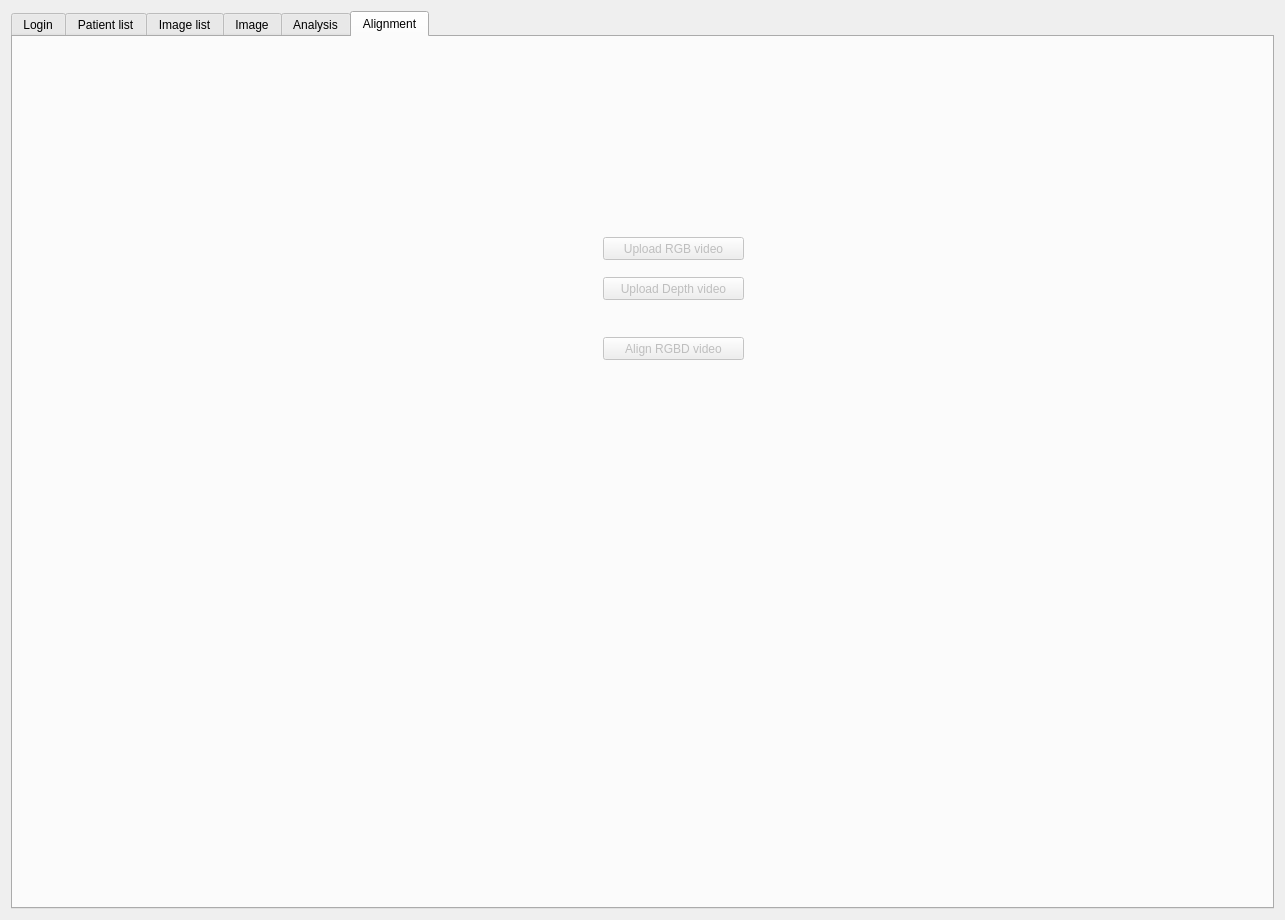
Qt form DesktopApp/desktopapp.ui (michaelfong2017/landmark-annotator-desktop) before a commit.
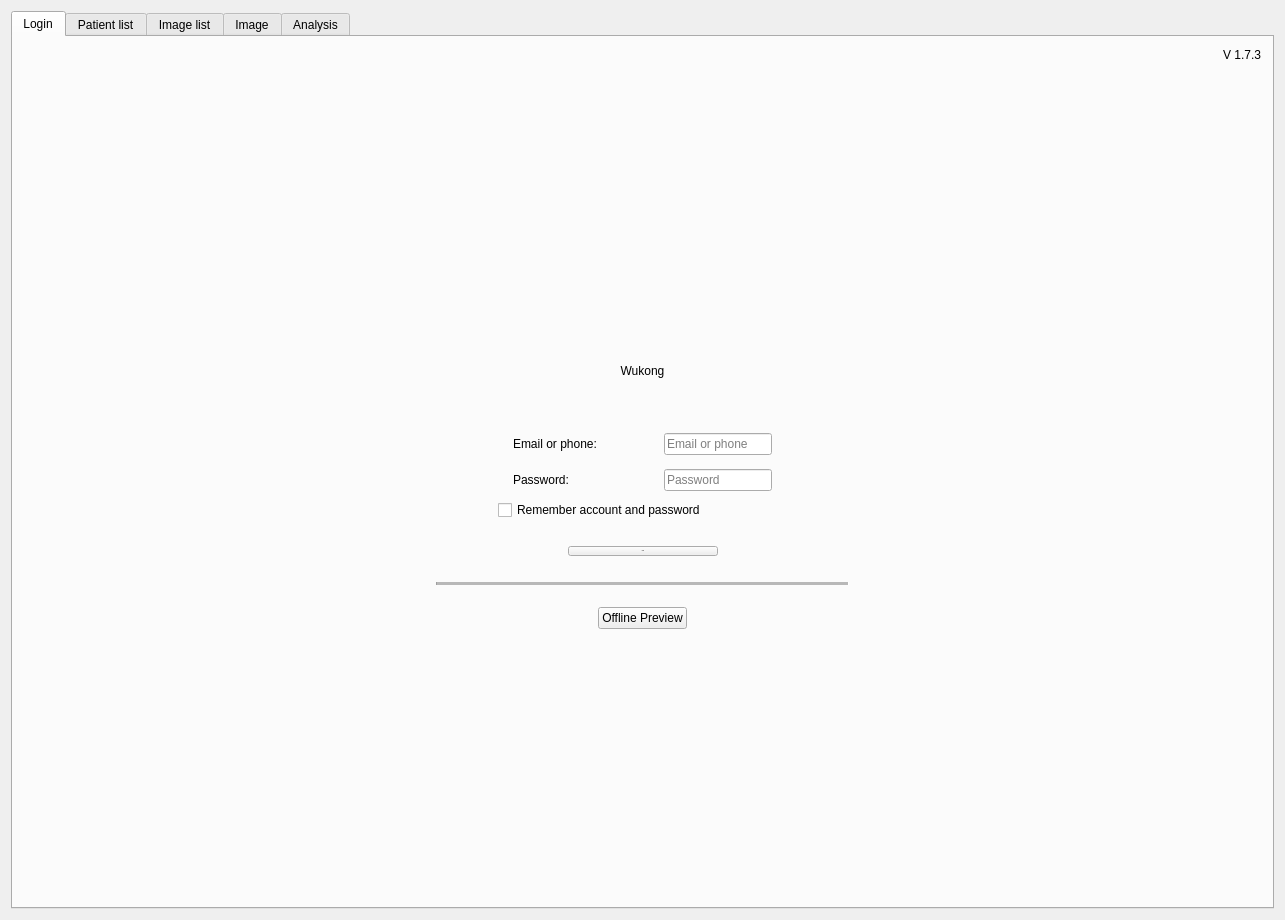
The same form after that commit. The open tabs and pages were chosen to show the change.

What changed in the file:
```diff
--- a/DesktopApp/desktopapp.ui
+++ b/DesktopApp/desktopapp.ui
@@ -1867,101 +1867,6 @@
        </item>
       </layout>
      </widget>
-     <widget class="QWidget" name="alignmentTab">
-      <property name="enabled">
-       <bool>false</bool>
-      </property>
-      <attribute name="title">
-       <string>Alignment</string>
-      </attribute>
-      <widget class="QPushButton" name="loadColorButton">
-       <property name="geometry">
-        <rect>
-         <x>590</x>
-         <y>200</y>
-         <width>141</width>
-         <height>23</height>
-        </rect>
-       </property>
-       <property name="text">
-        <string>Upload RGB video</string>
-       </property>
-      </widget>
-      <widget class="QPushButton" name="loadDepthButton">
-       <property name="geometry">
-        <rect>
-         <x>590</x>
-         <y>240</y>
-         <width>141</width>
-         <height>23</height>
-        </rect>
-       </property>
-       <property name="text">
-        <string>Upload Depth video</string>
-       </property>
-      </widget>
-      <widget class="QLabel" name="colorFilename">
-       <property name="geometry">
-        <rect>
-         <x>240</x>
-         <y>200</y>
-         <width>341</width>
-         <height>20</height>
-        </rect>
-       </property>
-       <property name="text">
-        <string/>
-       </property>
-       <property name="alignment">
-        <set>Qt::AlignRight|Qt::AlignTrailing|Qt::AlignVCenter</set>
-       </property>
-      </widget>
-      <widget class="QLabel" name="depthFilename">
-       <property name="geometry">
-        <rect>
-         <x>236</x>
-         <y>240</y>
-         <width>341</width>
-         <height>20</height>
-        </rect>
-       </property>
-       <property name="text">
-        <string/>
-       </property>
-       <property name="alignment">
-        <set>Qt::AlignRight|Qt::AlignTrailing|Qt::AlignVCenter</set>
-       </property>
-      </widget>
-      <widget class="QPushButton" name="alignButton">
-       <property name="geometry">
-        <rect>
-         <x>590</x>
-         <y>300</y>
-         <width>141</width>
-         <height>23</height>
-        </rect>
-       </property>
-       <property name="text">
-        <string>Align RGBD video</string>
-       </property>
-      </widget>
-      <widget class="QLabel" name="messageText">
-       <property name="geometry">
-        <rect>
-         <x>350</x>
-         <y>370</y>
-         <width>341</width>
-         <height>111</height>
-        </rect>
-       </property>
-       <property name="text">
-        <string/>
-       </property>
-       <property name="alignment">
-        <set>Qt::AlignCenter</set>
-       </property>
-      </widget>
-     </widget>
     </widget>
    </item>
   </layout>
```
